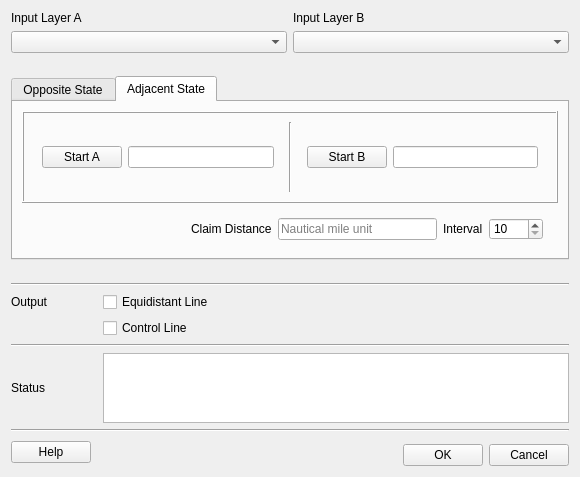
ivanbusthomi/EqDistant, file eq_distant_dialog_base.ui: the form before one commit.
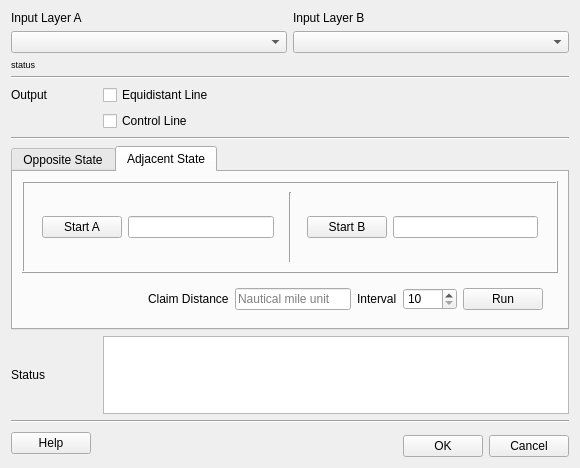
The form after the commit. The open tabs and pages were chosen to show the change.

```diff
--- a/eq_distant_dialog_base.ui
+++ b/eq_distant_dialog_base.ui
@@ -7,7 +7,7 @@
     <x>0</x>
     <y>0</y>
     <width>580</width>
-    <height>452</height>
+    <height>468</height>
    </rect>
   </property>
   <property name="windowTitle">
@@ -38,8 +38,8 @@
      </item>
     </layout>
    </item>
-   <item row="2" column="0" colspan="6">
-    <widget class="QTabWidget" name="tabWidget">
+   <item row="6" column="0" colspan="6">
+    <widget class="QTabWidget" name="tabMenu">
      <property name="tabPosition">
       <enum>QTabWidget::North</enum>
      </property>
@@ -456,6 +456,13 @@
             </property>
            </spacer>
           </item>
+          <item row="0" column="4">
+           <widget class="QPushButton" name="adj_btnRun">
+            <property name="text">
+             <string>Run</string>
+            </property>
+           </widget>
+          </item>
          </layout>
         </widget>
        </item>
@@ -463,28 +470,14 @@
      </widget>
     </widget>
    </item>
-   <item row="8" column="0">
-    <widget class="QLabel" name="label_7">
-     <property name="text">
-      <string>Output</string>
-     </property>
-    </widget>
-   </item>
-   <item row="10" column="0" colspan="6">
-    <widget class="Line" name="line_4">
-     <property name="orientation">
-      <enum>Qt::Horizontal</enum>
-     </property>
-    </widget>
-   </item>
-   <item row="11" column="0">
+   <item row="14" column="0">
     <widget class="QLabel" name="labStatus">
      <property name="text">
       <string>Status</string>
      </property>
     </widget>
    </item>
-   <item row="11" column="1" colspan="5">
+   <item row="14" column="1" colspan="5">
     <widget class="QTextBrowser" name="textBrowser">
      <property name="maximumSize">
       <size>
@@ -494,14 +487,14 @@
      </property>
     </widget>
    </item>
-   <item row="12" column="0" colspan="6">
+   <item row="15" column="0" colspan="6">
     <widget class="Line" name="line_5">
      <property name="orientation">
       <enum>Qt::Horizontal</enum>
      </property>
     </widget>
    </item>
-   <item row="14" column="5">
+   <item row="17" column="5">
     <widget class="QPushButton" name="btnCancel">
      <property name="maximumSize">
       <size>
@@ -514,7 +507,7 @@
      </property>
     </widget>
    </item>
-   <item row="13" column="0" rowspan="2" colspan="2">
+   <item row="16" column="0" rowspan="2" colspan="2">
     <widget class="QPushButton" name="btnHelp">
      <property name="maximumSize">
       <size>
@@ -527,7 +520,7 @@
      </property>
     </widget>
    </item>
-   <item row="14" column="4">
+   <item row="17" column="4">
     <widget class="QPushButton" name="btnOk">
      <property name="maximumSize">
       <size>
@@ -540,21 +533,7 @@
      </property>
     </widget>
    </item>
-   <item row="8" column="1">
-    <widget class="QCheckBox" name="checkBox_eLine">
-     <property name="text">
-      <string>Equidistant Line</string>
-     </property>
-    </widget>
-   </item>
-   <item row="9" column="1">
-    <widget class="QCheckBox" name="checkBox_cLine">
-     <property name="text">
-      <string>Control Line</string>
-     </property>
-    </widget>
-   </item>
-   <item row="13" column="2" rowspan="2" colspan="2">
+   <item row="16" column="2" rowspan="2" colspan="2">
     <spacer name="horizontalSpacer">
      <property name="orientation">
       <enum>Qt::Horizontal</enum>
@@ -575,29 +554,45 @@
       </font>
      </property>
      <property name="text">
-      <string> </string>
+      <string>status </string>
      </property>
     </widget>
    </item>
-   <item row="6" column="0">
-    <widget class="QLabel" name="lab_status_2">
-     <property name="font">
-      <font>
-       <pointsize>7</pointsize>
-      </font>
-     </property>
-     <property name="text">
-      <string> </string>
-     </property>
-    </widget>
-   </item>
-   <item row="7" column="0" colspan="6">
+   <item row="2" column="0" colspan="6">
     <widget class="Line" name="line_2">
      <property name="orientation">
       <enum>Qt::Horizontal</enum>
      </property>
     </widget>
    </item>
+   <item row="3" column="0">
+    <widget class="QLabel" name="label_7">
+     <property name="text">
+      <string>Output</string>
+     </property>
+    </widget>
+   </item>
+   <item row="3" column="1">
+    <widget class="QCheckBox" name="checkBox_eLine">
+     <property name="text">
+      <string>Equidistant Line</string>
+     </property>
+    </widget>
+   </item>
+   <item row="4" column="1">
+    <widget class="QCheckBox" name="checkBox_cLine">
+     <property name="text">
+      <string>Control Line</string>
+     </property>
+    </widget>
+   </item>
+   <item row="5" column="0" colspan="6">
+    <widget class="Line" name="line_4">
+     <property name="orientation">
+      <enum>Qt::Horizontal</enum>
+     </property>
+    </widget>
+   </item>
   </layout>
  </widget>
  <resources/>
```
Left out of the diff: 9 changed lines with no effect on the pictures.
